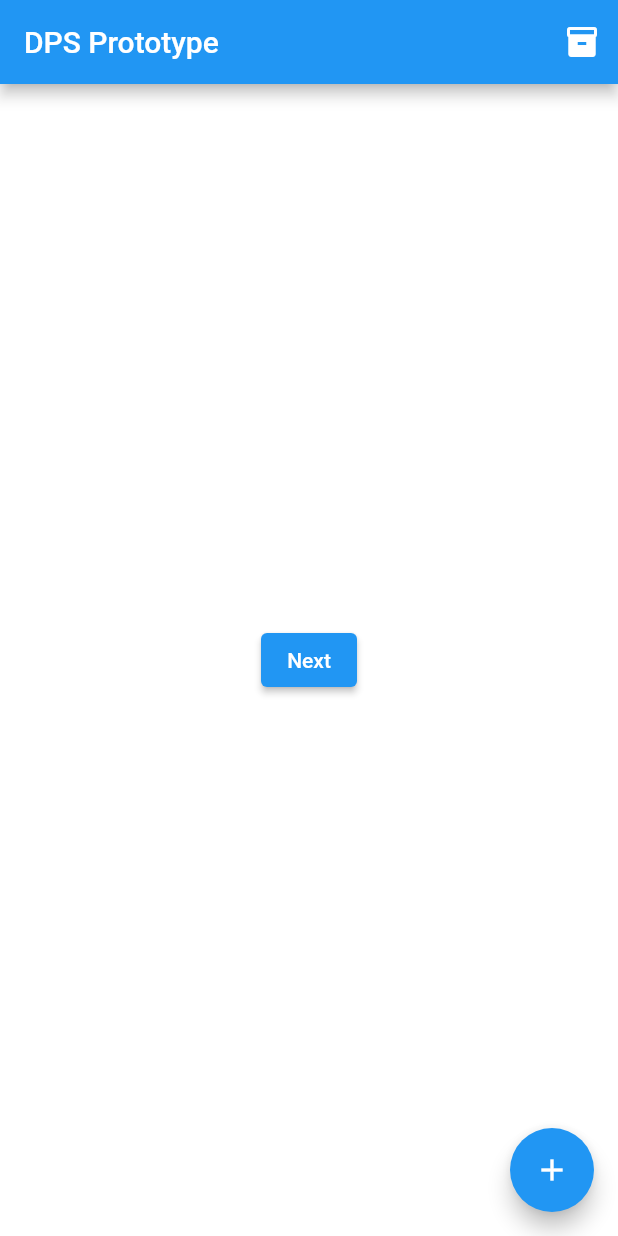
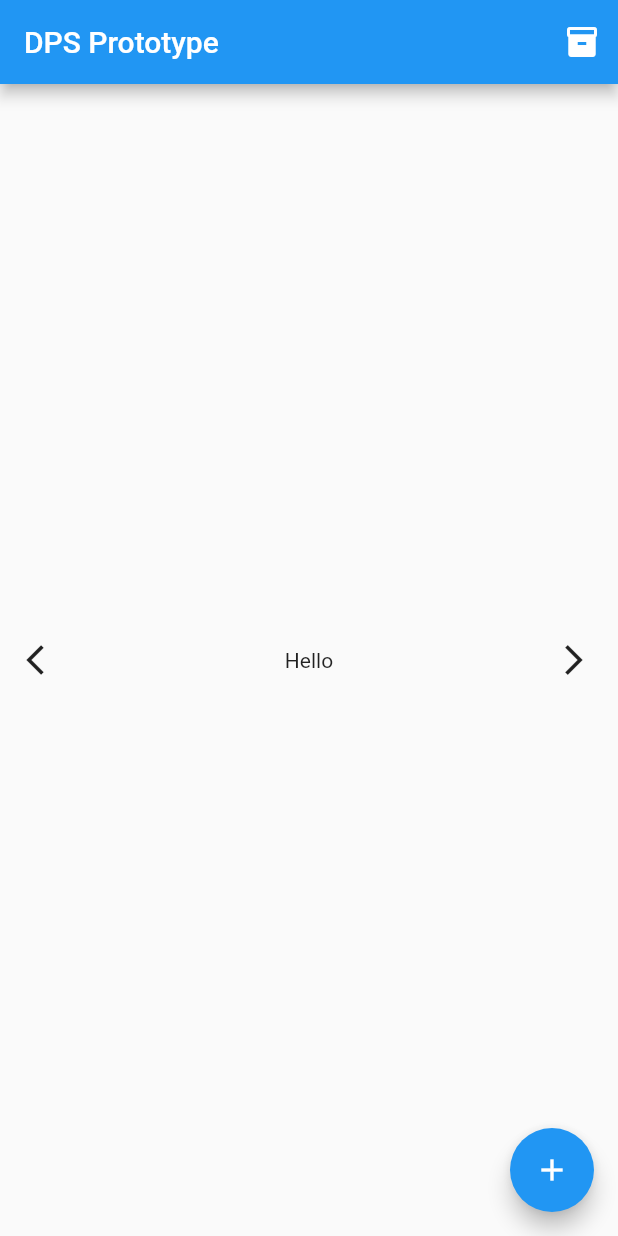
Before and after one commit to inadicis/BPFlutterPrototype, a Flutter app: the screen it shows after launch, on a phone screen of 412 x 824 dp. Run offline on Flutter 3.47's test engine with Material 2 defaults, Android fonts, the phone set to English and light mode, and no system bars; our stand-ins replace qr_flutter.

Commit message:
added qr code generator and some navigation buttons

```diff
--- /dev/null
+++ b/lib/centerPage.dart
@@ -0,0 +1,70 @@
+import 'package:flutter/material.dart';
+
+class CenterPage extends StatelessWidget {
+  PageController _pageController;
+
+  CenterPage(this._pageController);
+
+  @override
+  Widget build(BuildContext context) {
+    return Row(
+      mainAxisAlignment: MainAxisAlignment.center,
+      children: [
+        Expanded(
+          flex: 1,
+          child: IconButton(
+            icon: Icon(Icons.arrow_back_ios),
+            onPressed: () {
+              if (_pageController.hasClients) {
+                _pageController.animateToPage(
+                  0,
+                  duration: const Duration(milliseconds: 400),
+                  curve: Curves.easeInOut,
+                );
+              }
+            },
+          ),
+        ),
+        Expanded(
+          flex: 5,
+          child: Text('Hello', textAlign: TextAlign.center,),
+        ),
+        Expanded(
+          flex: 1,
+          child: IconButton(
+            icon: Icon(Icons.arrow_forward_ios),
+            onPressed: () {
+              if (_pageController.hasClients) {
+                _pageController.animateToPage(
+                  2,
+                  duration: const Duration(milliseconds: 400),
+                  curve: Curves.easeInOut,
+                );
+              }
+            },
+          ),
+        ),
+      ],
+
+      /*Container(
+        color: Colors.white,
+        child: CenterPage(),
+
+        Center(
+          child: ElevatedButton(
+            onPressed: () {
+              if (_pageController.hasClients) {
+                _pageController.animateToPage(
+                  2,
+                  duration: const Duration(milliseconds: 400),
+                  curve: Curves.easeInOut,
+                );
+              }
+            },
+            child: Text('Next'),
+          ),
+        ),
+      ),*/
+    );
+  }
+}
--- a/lib/exchangePage.dart
+++ b/lib/exchangePage.dart
@@ -25,10 +25,10 @@ class ExchangePage extends StatelessWidget {
     this.leftInventory = new Map<String, int>.from(this.initialLeftInventory);
   }
 
-  void _generateRequestedMaterial(){
+  void _generateRequestedMaterial() {
     requestedItems = {};
     leftInventory.forEach((key, value) {
-      if(value != initialLeftInventory[key]){
+      if (value != initialLeftInventory[key]) {
         requestedItems[key] = value - initialLeftInventory[key];
       }
     });
--- a/lib/homeRoute.dart
+++ b/lib/homeRoute.dart
@@ -1,6 +1,9 @@
 import 'package:dps_exchange/exchangePage.dart';
+import 'package:flutter/cupertino.dart';
 import 'package:flutter/material.dart';
 import './inventoryPage.dart';
+import 'package:qr_flutter/qr_flutter.dart';
+import './centerPage.dart';
 
 class HomeRoute extends StatefulWidget {
   final String title;
@@ -12,18 +15,14 @@ class HomeRoute extends StatefulWidget {
 
 class _HomeRouteState extends State<HomeRoute> {
   PageController _pageController;
-
-  @override
-  void initState() {
-    super.initState();
-    _pageController = PageController();
-  }
-
-  @override
-  void dispose() {
-    _pageController.dispose();
-    super.dispose();
-  }
+  var mainStyle = TextStyle(
+    fontSize: 20,
+    fontWeight: FontWeight.bold,
+  );
+  var subtitleStyle = TextStyle(
+    fontSize: 12,
+    fontStyle: FontStyle.italic,
+  );
 
   final responseJsonInventory1 = {
     'Shield': 10,
@@ -37,6 +36,20 @@ class _HomeRouteState extends State<HomeRoute> {
     'Bow': 0,
     'Arrow': 150,
   };
+
+  final qrCodeData = 'www.dps.training';
+
+  @override
+  void initState() {
+    super.initState();
+    _pageController = PageController(initialPage: 1);
+  }
+
+  @override
+  void dispose() {
+    _pageController.dispose();
+    super.dispose();
+  }
 
   void _openExchangePage() {
     Navigator.of(context).push(MaterialPageRoute(
@@ -62,22 +75,27 @@ class _HomeRouteState extends State<HomeRoute> {
         controller: _pageController,
         children: [
           Container(
-            color: Colors.white,
-            child: Center(
-              child: ElevatedButton(
-                onPressed: () {
-                  if (_pageController.hasClients) {
-                    _pageController.animateToPage(
-                      1,
-                      duration: const Duration(milliseconds: 400),
-                      curve: Curves.easeInOut,
-                    );
-                  }
-                },
-                child: Text('Next'),
-              ),
+            alignment: Alignment.center,
+            child: Column(
+              mainAxisAlignment: MainAxisAlignment.center,
+              children: [
+                Text(
+                  'This is your personal QR Code.',
+                  style: mainStyle,
+                ),
+                Text(
+                  'Let another helper scan this code to begin the exchange',
+                  style: subtitleStyle,
+                ),
+                QrImage(
+                  data: qrCodeData,
+                  version: QrVersions.auto,
+                  size: 400.0,
+                ),
+              ],
             ),
           ),
+          CenterPage(_pageController),
           Container(
             color: Colors.blue,
             child: Center(
@@ -91,7 +109,7 @@ class _HomeRouteState extends State<HomeRoute> {
                 onPressed: () {
                   if (_pageController.hasClients) {
                     _pageController.animateToPage(
-                      0,
+                      1,
                       duration: const Duration(milliseconds: 400),
                       curve: Curves.easeInOut,
                     );
--- a/lib/main.dart
+++ b/lib/main.dart
@@ -14,7 +14,9 @@ class MyApp extends StatelessWidget {
         primarySwatch: Colors.blue,
         visualDensity: VisualDensity.adaptivePlatformDensity,
       ),
-      home: HomeRoute(title: 'DPS Prototype',),
+      home: HomeRoute(
+        title: 'DPS Prototype',
+      ),
     );
   }
 }
--- a/pubspec.yaml
+++ b/pubspec.yaml
@@ -23,6 +23,9 @@ environment:
 dependencies:
   flutter:
     sdk: flutter
+  qr_flutter:
+    git:
+      url: git://github.com/lukef/qr.flutter.git
 
 
   # The following adds the Cupertino Icons font to your application.
```
Also changed, not shown: lib/exchangeRow.dart (+12 -5 lines), pubspec.lock.
